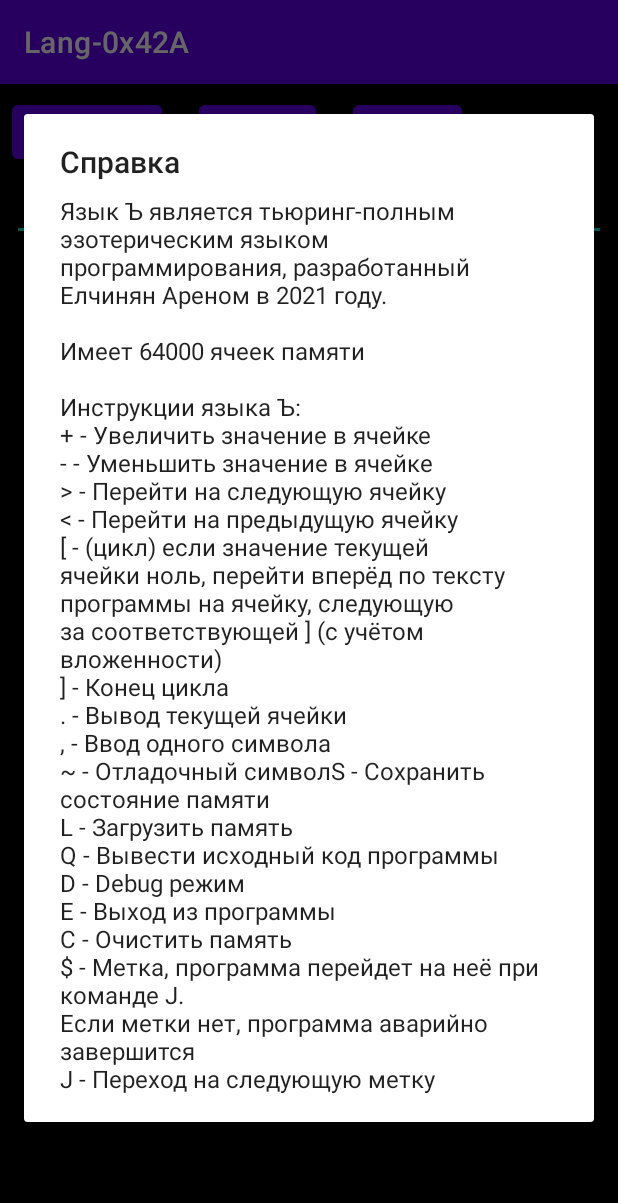
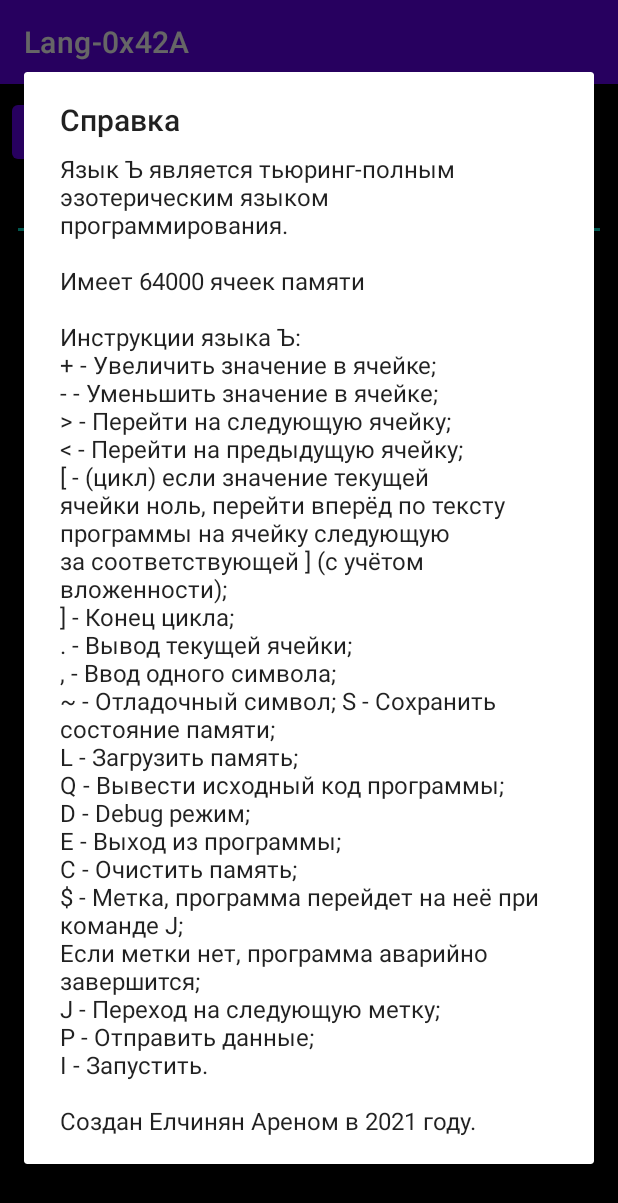
Before and after one commit to 0Nera/Lang-0x42A, an Android app: the screen it shows after launch (MainActivity), after a tap on "СПРАВКА", on a phone screen of 412 x 824 dp. Shown: the top 1203 px of the screen. Run offline under Robolectric (Android 15) with nearby library versions, the light colour scheme and no system bars; our stand-ins replace AdMob; 1 statement that could not run was skipped; 1 other tap on this screen came first.

Commit message:
Small optimisations

```diff
--- a/app/src/main/java/com/nera/lang_0x42a/MainActivity.java
+++ b/app/src/main/java/com/nera/lang_0x42a/MainActivity.java
@@ -30,8 +30,8 @@ public class MainActivity extends AppCompatActivity {
 
     private String programm = "";
     private String parsing = "";
-    private double col = 0;
-    private double parsed = 0;
+    private int col = 0;
+    private int parsed = 0;
     private static int max_size = 64000;
     private static int[] memory = new int[max_size];
     private static int[] saved_memory = new int[max_size];;
@@ -100,7 +100,7 @@ public class MainActivity extends AppCompatActivity {
                             public void run() {
                                 if (run) {
                                     if (!((parsed + 1) > parsing.length())) {
-                                        _execute(parsing.substring((int)(parsed), (int)(parsed + 1)));
+                                        _execute(parsing.substring(parsed, parsed + 1));
                                         parsed++;
                                     }
                                     else {
@@ -141,31 +141,7 @@ public class MainActivity extends AppCompatActivity {
             public void onClick(View _view) {
                 dia.setTitle("Справка");
                 dia.setMessage(
-                        "Язык Ъ является тьюринг-полным эзотерическим языком программирования, " +
-                                "разработанный Елчинян Ареном в 2021 году." +
-                        "\n\nИмеет 64000 ячеек памяти\n\nИнструкции языка Ъ:" +
-                                "\n+ - Увеличить значение в ячейке" +
-                                "\n- - Уменьшить значение в ячейке" +
-                                "\n> - Перейти на следующую ячейку" +
-                                "\n< - Перейти на предыдущую ячейку" +
-                                "\n[ - (цикл) если значение текущей ячейки ноль," +
-                                " перейти вперёд по тексту программы на ячейку," +
-                                " следующую за соответствующей ] (с учётом вложенности)" +
-                                "\n] - Конец цикла" +
-                                "\n. - Вывод текущей ячейки" +
-                                "\n, - Ввод одного символа" +
-                                "\n~ - Отладочный символ" +
-                                "S - Сохранить состояние памяти" +
-                                "\nL - Загрузить память" +
-                                "\nQ - Вывести исходный код программы" +
-                                "\nD - Debug режим" +
-                                "\nE - Выход из программы" +
-                                "\nC - Очистить память" +
-                                "\n$ - Метка, программа перейдет на неё при команде J." +
-                                "\nЕсли метки нет, программа аварийно завершится" +
-                                "\nJ - Переход на следующую метку"/* +
-                                "\nP - Отправить данные" +
-                                "\nI - Запустить "*/
+                        getString(R.string.InfoRu)
                 );
                 dia.create().show();
             }
@@ -180,7 +156,7 @@ public class MainActivity extends AppCompatActivity {
                     String temp_str = edit_input_char.getText().toString();
                     char temp_char_array[] = temp_str.toCharArray();
                     char temp_char = temp_char_array[0];
-                    memory[(int)col] = (int)temp_char;
+                    memory[col] = temp_char;
                 }
             }
         });
@@ -283,11 +259,17 @@ public class MainActivity extends AppCompatActivity {
     public void _execute_nbf(final String _c) {
         switch(_c) {
             case "+": {
-                memory[(int)col]++;
+                memory[col]++;
+                if (memory[col] == 65537) {
+                    col = 0;
+                }
                 break;
             }
             case "-": {
-                memory[(int)col]--;
+                memory[col]--;
+                if (memory[col] == -1) {
+                    col = 65536;
+                }
                 break;
             }
             case ">": {
@@ -299,7 +281,7 @@ public class MainActivity extends AppCompatActivity {
                 break;
             }
             case ".": {
-                String temp_str = String.valueOf((char)(memory[(int)col]));
+                String temp_str = String.valueOf((char)(memory[col]));
                 textview_output.setText(textview_output.getText().toString().concat(temp_str));
                 break;
             }
@@ -314,17 +296,17 @@ public class MainActivity extends AppCompatActivity {
                 break;
             }
             case "C": {
-                memory = new int[64000];
+                memory = new int[max_size];
                 break;
             }
             case "[": {
-                if (memory[(int)col] == 0) {
+                if (memory[col] == 0) {
                     parsed++;
-                    while((c > 0) || !parsing.substring((int)(parsed), (int)(parsed + 1)).equals("]")) {
-                        if (parsing.substring((int)(parsed), (int)(parsed + 1)).equals("[")) {
+                    while((c > 0) || parsing.charAt(parsed) != ']') {
+                        if (parsing.charAt(parsed) == '[') {
                             c++;
                         }
-                        if (parsing.substring((int)(parsed), (int)(parsed + 1)).equals("]")) {
+                        if (parsing.charAt(parsed) == ']') {
                             c--;
                         }
                         parsed++;
@@ -333,13 +315,13 @@ public class MainActivity extends AppCompatActivity {
                 break;
             }
             case "]": {
-                if (!(memory[(int)col] == 0)) {
+                if (!(memory[col] == 0)) {
                     parsed--;
-                    while((c > 0) || !parsing.substring((int)(parsed), (int)(parsed + 1)).equals("[")) {
-                        if (parsing.substring((int)(parsed), (int)(parsed + 1)).equals("]")) {
+                    while((c > 0) || parsing.charAt(parsed) != '[') {
+                        if (parsing.charAt(parsed) == ']') {
                             c++;
                         }
-                        if (parsing.substring((int)(parsed), (int)(parsed + 1)).equals("[")) {
+                        if (parsing.charAt(parsed) == '[') {
                             c--;
                         }
                         parsed--;
--- a/app/src/main/res/values/strings.xml
+++ b/app/src/main/res/values/strings.xml
@@ -1,12 +1,43 @@
 <resources>
     <string name="app_name">Lang-0x42A</string>
+
+
+
     <string name="SampleHelloWorld"><![CDATA[
-J
-Эта программа выводит фразу Hello World
-$
-++++++++++[>+++++++>++++++++++>+++>+<<<<-]>++
-.>+.+++++++..+++.>++.<<+++++++++++++++.>.+++.
-------.--------.>+.>.E
-]]>
-    </string>
+J\n
+Эта программа выводит фразу Hello World\n
+$\n
+++++++++++[>+++++++>++++++++++>+++>+<<<<-]>++\n
+.>+.+++++++..+++.>++.<<+++++++++++++++.>.+++.\n
+------.--------.>+.>.E\n
+]]></string>
+
+
+
+    <string name="InfoRu"><![CDATA[
+Язык Ъ является тьюринг-полным эзотерическим языком программирования.
+\n\nИмеет 64000 ячеек памяти\n\nИнструкции языка Ъ:
+\n+ - Увеличить значение в ячейке;
+\n- - Уменьшить значение в ячейке;
+\n> - Перейти на следующую ячейку;
+\n< - Перейти на предыдущую ячейку;
+\n[ - (цикл) если значение текущей ячейки ноль, перейти вперёд по тексту программы на ячейку следующую за соответствующей ] (с учётом вложенности);
+\n] - Конец цикла;
+\n. - Вывод текущей ячейки;
+\n, - Ввод одного символа;
+\n~ - Отладочный символ;
+S - Сохранить состояние памяти;
+\nL - Загрузить память;
+\nQ - Вывести исходный код программы;
+\nD - Debug режим;
+\nE - Выход из программы;
+\nC - Очистить память;
+\n$ - Метка, программа перейдет на неё при команде J;
+\nЕсли метки нет, программа аварийно завершится;
+\nJ - Переход на следующую метку;
+\nP - Отправить данные;
+\nI - Запустить.
+
+\n\nСоздан Елчинян Ареном в 2021 году.
+]]></string>
 </resources>
```
